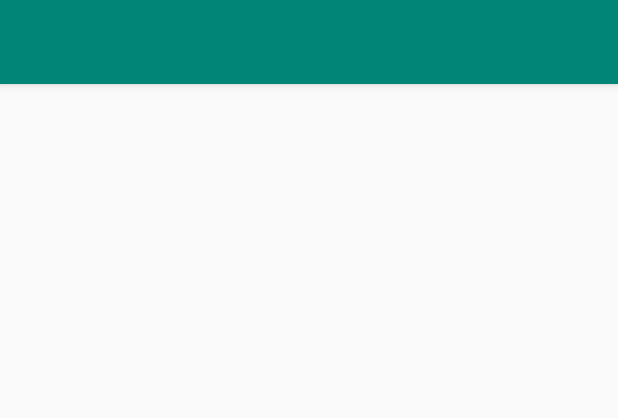
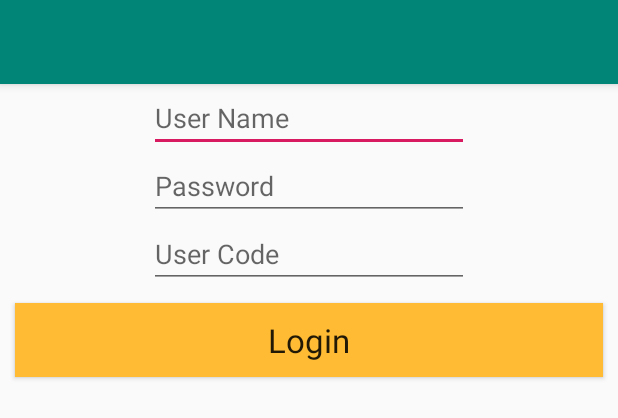
Before and after one commit to shabab477/SimpleValidation, an Android app: the layout activity_login.xml on its own in the app's theme, with its tools: preview values and no code run, on a phone screen of 412 x 824 dp. Shown: the top 418 px of the screen. Run offline under Robolectric (Android 15) with nearby library versions, the phone set to English and light mode, and no system bars.

Commit message:
Added sample activity as a demo and fixed bug that overrides old message

```diff
--- a/app/src/main/res/layout/activity_login.xml
+++ b/app/src/main/res/layout/activity_login.xml
@@ -1,7 +1,16 @@
 <?xml version="1.0" encoding="utf-8"?>
-<android.support.design.widget.CoordinatorLayout xmlns:android="http://schemas.android.com/apk/res/android"
+<layout xmlns:android="http://schemas.android.com/apk/res/android"
     xmlns:app="http://schemas.android.com/apk/res-auto"
-    xmlns:tools="http://schemas.android.com/tools"
+    xmlns:tools="http://schemas.android.com/tools">
+
+    <data>
+        <import type="java.util.Map"/>
+        <variable
+            name="vm"
+            type="com.shabab477.simplevalidator.LoginVM" />
+    </data>
+
+    <android.support.design.widget.CoordinatorLayout
         android:layout_width="match_parent"
         android:layout_height="match_parent"
         tools:context=".LoginActivity">
@@ -20,4 +29,55 @@
 
         </android.support.design.widget.AppBarLayout>
 
+        <LinearLayout
+            android:layout_width="match_parent"
+            android:layout_height="match_parent"
+            android:orientation="vertical"
+            app:layout_behavior="@string/appbar_scrolling_view_behavior"
+            >
+
+            <EditText
+                android:layout_width="wrap_content"
+                android:layout_height="wrap_content"
+                android:ems="10"
+                android:layout_gravity="center"
+                android:hint="User Name"
+                android:errorText='@{vm.errorMap["name"]}'
+                android:inputType="textPersonName"
+                android:text="@={vm.name}" />
+
+            <EditText
+                android:layout_width="wrap_content"
+                android:layout_height="wrap_content"
+                android:ems="10"
+                android:errorText='@{vm.errorMap["password"]}'
+                android:hint="Password"
+                android:layout_gravity="center"
+                android:inputType="textPersonName"
+                android:text="@={vm.password}" />
+
+            <EditText
+                android:layout_width="wrap_content"
+                android:layout_height="wrap_content"
+                android:ems="10"
+                android:errorText='@{vm.errorMap["userCode"]}'
+                android:hint="User Code"
+                android:layout_gravity="center"
+                android:inputType="textPersonName"
+                android:text="@={vm.userCode}" />
+
+            <Button
+                android:layout_width="match_parent"
+                android:layout_height="wrap_content"
+                android:layout_margin="10dp"
+                android:padding="10dp"
+                android:background="@android:color/holo_orange_light"
+                android:text="Login"
+                android:onClick="@{view -> vm.validateViewModel()}"
+                android:textAppearance="@style/TextAppearance.AppCompat.Large"
+            />
+        </LinearLayout>
+
+
     </android.support.design.widget.CoordinatorLayout>
+</layout>
```
Also changed, not shown: app/build.gradle (+9 -0 lines), app/src/main/AndroidManifest.xml (+6 -1 lines), app/src/main/java/com/shabab477/simplevalidator/AbstractVM.java (added, +27 -0 lines), app/src/main/java/com/shabab477/simplevalidator/CommonBindingAdapter.java (added, +14 -0 lines), app/src/main/java/com/shabab477/simplevalidator/LoginActivity.java (+14 -3 lines), app/src/main/java/com/shabab477/simplevalidator/LoginVM.java (added, +49 -0 lines), simplevalidation/src/main/java/com/shabab477/simplevalidation/processor/ValidationProcessor.java (+18 -11 lines). Lines whose indentation alone changed are shown as unchanged.
